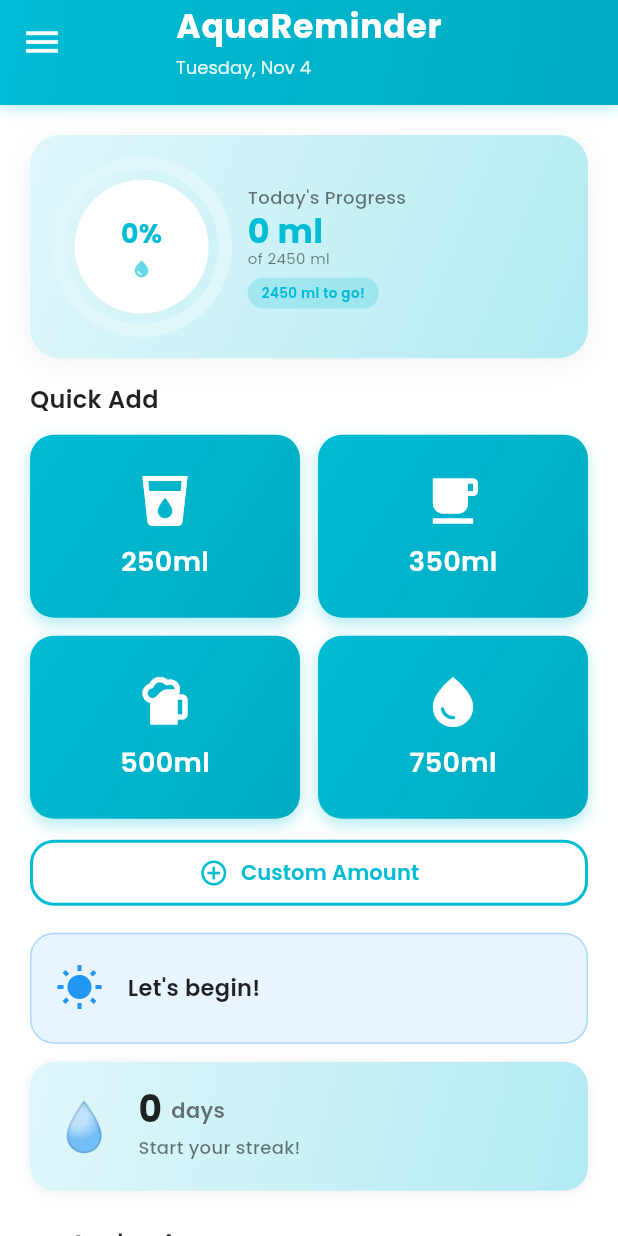
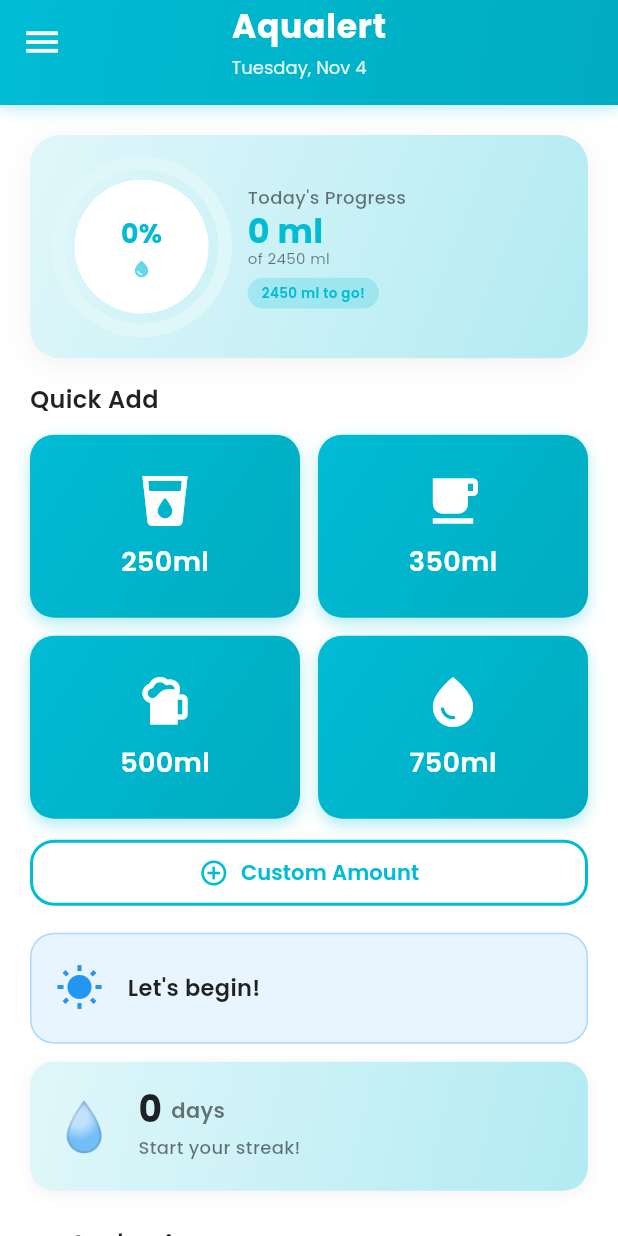
Before and after one commit to Dilaraackgzz/water_reminder, a Flutter app: the screen it shows once a user with an empty profile is signed in, on a phone screen of 412 x 824 dp. Run offline on Flutter 3.47's test engine with Material 3 defaults, Android fonts, the phone set to English and light mode, and no system bars; our stand-ins replace cloud_firestore, connectivity_plus, file_picker, firebase_analytics, firebase_auth, firebase_core and 16 more; accounts and stored records are empty.

```diff
--- a/lib/core/constants/app_constants.dart
+++ b/lib/core/constants/app_constants.dart
@@ -1,5 +1,5 @@
 class AppConstants {
-  static const String appName = 'AquaReminder';
+  static const String appName = 'Aqualert';
   static const String appVersion = '1.0.0';
 
   // Water consumption constants
--- a/lib/core/routing/app_router.dart
+++ b/lib/core/routing/app_router.dart
@@ -6,6 +6,7 @@ import '../../features/onboarding/presentation/onboarding_screen.dart';
 import '../../features/auth/presentation/screens/login_screen.dart';
 import '../../features/auth/presentation/screens/register_screen.dart';
 import '../../features/auth/presentation/screens/forgot_password_screen.dart';
+import '../../features/auth/presentation/screens/email_verification_screen.dart';
 import '../../features/home/presentation/screens/home_screen.dart';
 import '../../features/statistics/presentation/screens/statistics_screen.dart';
 import '../../features/settings/presentation/screens/settings_screen.dart';
@@ -24,6 +25,8 @@ final routerProvider = Provider<GoRouter>((ref) {
     redirect: (context, state) {
       final isInitialized = authState.hasValue;
       final isAuthenticated = authState.value != null;
+      final user = authState.value;
+      final isEmailVerified = user?.emailVerified ?? false;
 
       // Root route - decide where to go based on auth state and onboarding
       if (state.matchedLocation == '/') {
@@ -32,6 +35,10 @@ final routerProvider = Provider<GoRouter>((ref) {
         }
 
         if (isAuthenticated) {
+          // Check email verification
+          if (!isEmailVerified) {
+            return '/verify-email';
+          }
           return '/home';
         }
 
@@ -46,6 +53,9 @@ final routerProvider = Provider<GoRouter>((ref) {
       // Special handling for splash screen
       if (state.matchedLocation == '/splash') {
         if (isInitialized && isAuthenticated) {
+          if (!isEmailVerified) {
+            return '/verify-email';
+          }
           return '/home';
         }
         // If onboarding completed but not authenticated, skip splash
@@ -60,22 +70,44 @@ final routerProvider = Provider<GoRouter>((ref) {
         return null;
       }
 
-      // Auth routes - redirect to home if already authenticated
+      // Email verification screen - only accessible if authenticated but not verified
+      if (state.matchedLocation == '/verify-email') {
+        if (!isAuthenticated) {
+          return '/login';
+        }
+        if (isEmailVerified) {
+          return '/home';
+        }
+        return null;
+      }
+
+      // Auth routes - redirect based on authentication and verification status
       final isOnAuthRoute = state.matchedLocation == '/login' ||
           state.matchedLocation == '/register' ||
           state.matchedLocation == '/forgot-password';
 
       if (isOnAuthRoute && isAuthenticated) {
+        if (!isEmailVerified) {
+          return '/verify-email';
+        }
         return '/home';
       }
 
-      // Protected routes - redirect to login if not authenticated
+      // Protected routes - redirect to login if not authenticated or verify-email if not verified
       final isOnProtectedRoute = state.matchedLocation == '/home' ||
           state.matchedLocation.startsWith('/profile') ||
-          state.matchedLocation.startsWith('/settings');
+          state.matchedLocation.startsWith('/settings') ||
+          state.matchedLocation.startsWith('/statistics') ||
+          state.matchedLocation.startsWith('/reminders') ||
+          state.matchedLocation.startsWith('/achievements');
 
-      if (isOnProtectedRoute && !isAuthenticated) {
-        return '/login';
+      if (isOnProtectedRoute) {
+        if (!isAuthenticated) {
+          return '/login';
+        }
+        if (!isEmailVerified) {
+          return '/verify-email';
+        }
       }
 
       // All good, no redirect needed
@@ -106,6 +138,11 @@ final routerProvider = Provider<GoRouter>((ref) {
         path: '/forgot-password',
         name: 'forgotPassword',
         builder: (context, state) => const ForgotPasswordScreen(),
+      ),
+      GoRoute(
+        path: '/verify-email',
+        name: 'verifyEmail',
+        builder: (context, state) => const EmailVerificationScreen(),
       ),
       GoRoute(
         path: '/home',
--- a/lib/features/auth/presentation/screens/login_screen.dart
+++ b/lib/features/auth/presentation/screens/login_screen.dart
@@ -129,7 +129,7 @@ class _LoginScreenState extends ConsumerState<LoginScreen> {
                         .fadeIn(),
                     const SizedBox(height: 24),
                     Text(
-                      'AquaReminder',
+                      'Aqualert',
                       style: GoogleFonts.poppins(
                         fontSize: 32,
                         fontWeight: FontWeight.bold,
--- a/lib/features/home/presentation/screens/home_screen.dart
+++ b/lib/features/home/presentation/screens/home_screen.dart
@@ -125,7 +125,7 @@ class _HomeScreenState extends ConsumerState<HomeScreen> {
     return Scaffold(
       backgroundColor: Colors.white,
       appBar: ModernAppBar(
-        title: 'AquaReminder',
+        title: 'Aqualert',
         subtitle: DateFormat('EEEE, MMM d').format(DateTime.now()),
       ),
       drawer: const AppDrawer(),
--- a/lib/main.dart
+++ b/lib/main.dart
@@ -67,13 +67,13 @@ void main() async {
         sharedPreferencesProvider.overrideWithValue(sharedPreferences),
         localStorageServiceProvider.overrideWithValue(localStorageService),
       ],
-      child: const AquaReminderApp(),
+      child: const AqualertApp(),
     ),
   );
 }
 
-class AquaReminderApp extends ConsumerWidget {
-  const AquaReminderApp({super.key});
+class AqualertApp extends ConsumerWidget {
+  const AqualertApp({super.key});
 
   @override
   Widget build(BuildContext context, WidgetRef ref) {
@@ -81,7 +81,7 @@ class AquaReminderApp extends ConsumerWidget {
     final themeMode = ref.watch(themeModeProvider);
 
     return MaterialApp.router(
-      title: 'AquaReminder',
+      title: 'Aqualert',
       theme: AppTheme.lightTheme,
       darkTheme: AppTheme.darkTheme,
       themeMode: themeMode,
--- a/lib/shared/services/data_export_service.dart
+++ b/lib/shared/services/data_export_service.dart
@@ -100,8 +100,8 @@ class DataExportService {
 
     await Share.shareXFiles(
       [XFile(file.path)],
-      subject: 'AquaReminder Data Backup',
-      text: 'My AquaReminder water tracking data backup',
+      subject: 'Aqualert Data Backup',
+      text: 'My Aqualert water tracking data backup',
     );
   }
 
--- a/lib/shared/services/firebase_messaging_service.dart
+++ b/lib/shared/services/firebase_messaging_service.dart
@@ -93,7 +93,7 @@ class FirebaseMessagingService {
     if (message.notification != null) {
       _notificationService.showNotification(
         id: message.hashCode,
-        title: message.notification!.title ?? 'AquaReminder',
+        title: message.notification!.title ?? 'Aqualert',
         body: message.notification!.body ?? '',
         payload: message.data['payload'],
       );
--- a/lib/shared/widgets/app_drawer.dart
+++ b/lib/shared/widgets/app_drawer.dart
@@ -228,7 +228,7 @@ class AppDrawer extends ConsumerWidget {
             const Icon(Icons.water_drop, color: Color(0xFF00BCD4), size: 28),
             const SizedBox(width: 12),
             Text(
-              'AquaReminder',
+              'Aqualert',
               style: GoogleFonts.poppins(fontWeight: FontWeight.bold),
             ),
           ],
@@ -246,12 +246,12 @@ class AppDrawer extends ConsumerWidget {
             ),
             const SizedBox(height: 16),
             Text(
-              'Stay hydrated and healthy with AquaReminder. Track your daily water intake and achieve your hydration goals!',
+              'Stay hydrated and healthy with Aqualert. Track your daily water intake and achieve your hydration goals!',
               style: GoogleFonts.poppins(fontSize: 14),
             ),
             const SizedBox(height: 16),
             Text(
-              '© 2024 AquaReminder. All rights reserved.',
+              '© 2024 Aqualert. All rights reserved.',
               style: GoogleFonts.poppins(
                 fontSize: 12,
                 color: Colors.grey[500],
--- a/pubspec.yaml
+++ b/pubspec.yaml
@@ -1,5 +1,5 @@
 name: water_reminder
-description: "AquaReminder - Professional water drinking reminder app with beautiful animations"
+description: "Aqualert - Professional water drinking reminder app with beautiful animations"
 publish_to: 'none'
 
 version: 1.0.0+1
```
Also changed, not shown: lib/features/auth/presentation/screens/email_verification_screen.dart (added, +396 -0 lines), lib/features/auth/presentation/screens/register_screen.dart (+2 -8 lines), lib/features/profile/presentation/providers/profile_providers.dart (+17 -1 lines), 2 other files.
